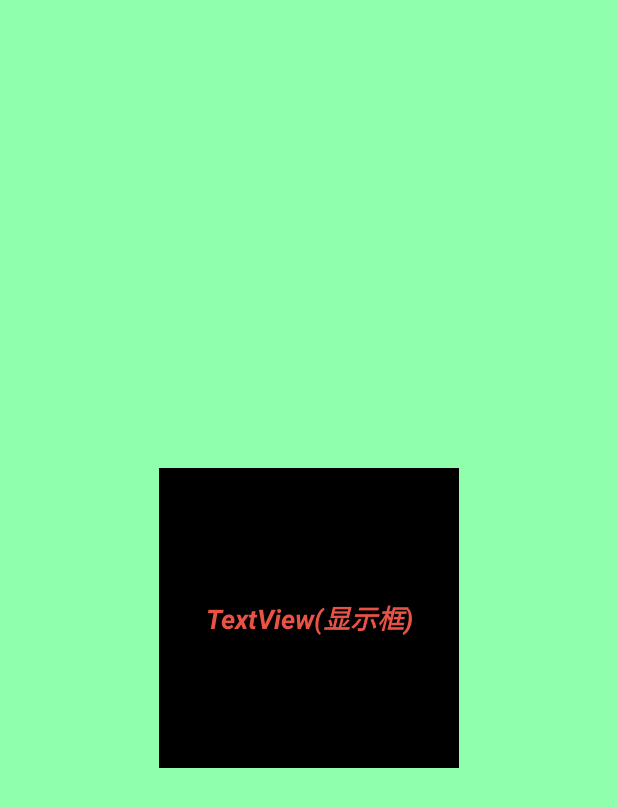
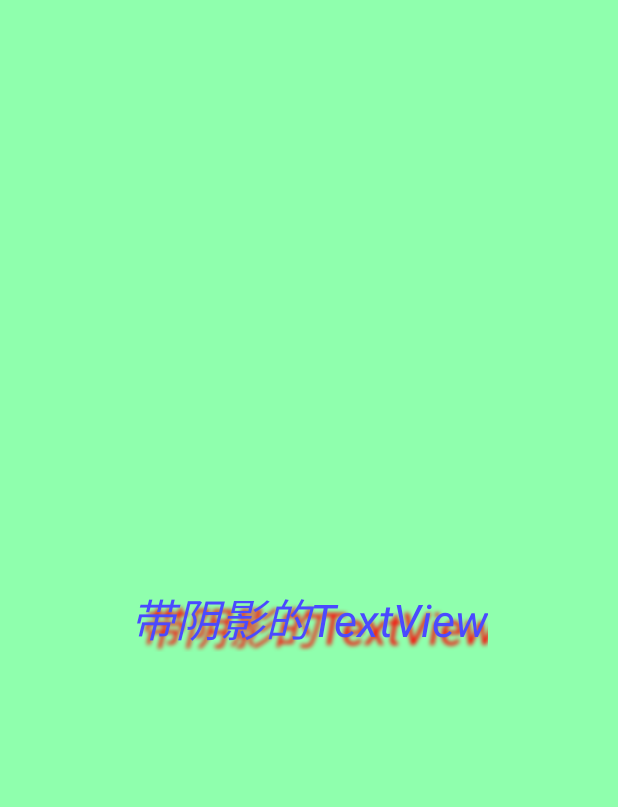
Before and after one commit to AnglusWang/RunoodComTest, an Android app: the screen it shows after launch (MainActivity), on a phone screen of 412 x 824 dp. Shown: the top 807 px of the screen. Run offline under Robolectric (Android 15) with nearby library versions, the phone set to English and light mode, and no system bars.

Commit message:
带阴影的TextView

```diff
--- a/a_11TextView/app/src/main/java/com/example/jeson/textview/MainActivity.java
+++ b/a_11TextView/app/src/main/java/com/example/jeson/textview/MainActivity.java
@@ -8,6 +8,6 @@ public class MainActivity extends Activity {
     @Override
     protected void onCreate(Bundle savedInstanceState) {
         super.onCreate(savedInstanceState);
-        setContentView(R.layout.activity_main);
+        setContentView(R.layout.shadow_layout);
     }
 }
--- /dev/null
+++ b/a_11TextView/app/src/main/res/layout/shadow_layout.xml
@@ -0,0 +1,21 @@
+<?xml version="1.0" encoding="utf-8"?>
+<RelativeLayout xmlns:android="http://schemas.android.com/apk/res/android"
+    android:layout_width="match_parent"
+    android:layout_height="match_parent"
+    android:background="#8fffad"
+    android:gravity="center">
+
+    <TextView
+        android:layout_width="wrap_content"
+        android:layout_height="wrap_content"
+        android:shadowColor="#FF0000"
+        android:shadowRadius="3.0"
+        android:shadowDx="8.0"
+        android:shadowDy="8.0"
+        android:text="带阴影的TextView"
+        android:textColor="#4A4AFF"
+        android:textSize="30sp"
+        android:textStyle="italic"
+        />
+
+</RelativeLayout>
```
